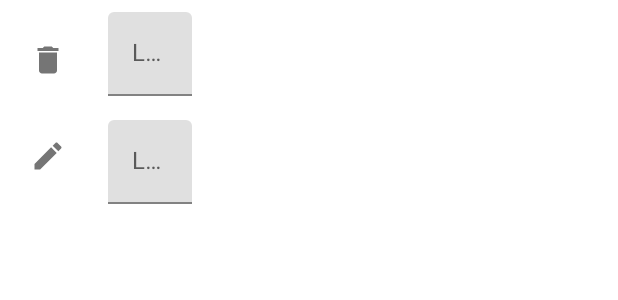
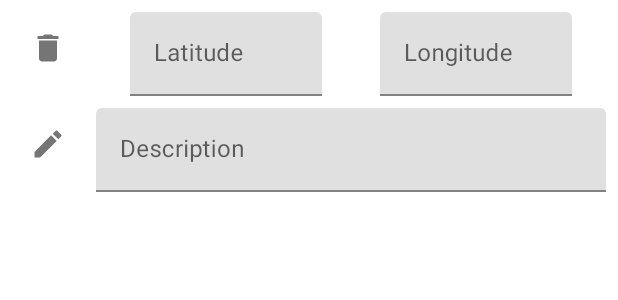
Before and after one commit to NikitaZar/Markers-on-Yandex-Maps, an Android app: the layout card_marker.xml on its own in the app's theme, with its tools: preview values and no code run, on a phone screen of 412 x 824 dp. Shown: the top 300 px of the screen. Run offline under Robolectric (Android 15) with nearby library versions, the phone set to English and light mode, and no system bars.

Commit message:
Add list. Need to designing

```diff
--- a/app/build.gradle
+++ b/app/build.gradle
@@ -52,6 +52,7 @@ android {
         def nav_version = "2.4.0"
         def lifecycle_version = "2.4.1"
         def yandex_maps_version = "4.0.0-lite"
+        def recyclerview_version = "1.2.1"
 
         implementation 'androidx.core:core-ktx:1.7.0'
         implementation 'androidx.appcompat:appcompat:1.4.1'
@@ -60,6 +61,7 @@ android {
         testImplementation 'junit:junit:4.13.2'
         androidTestImplementation 'androidx.test.ext:junit:1.1.3'
         androidTestImplementation 'androidx.test.espresso:espresso-core:3.4.0'
+
 
         implementation("androidx.room:room-ktx:$room_version")
         kapt "androidx.room:room-compiler:$room_version"
@@ -71,5 +73,6 @@ android {
         implementation "androidx.lifecycle:lifecycle-livedata-ktx:$lifecycle_version"
         implementation "com.yandex.android:maps.mobile:$yandex_maps_version"
         implementation 'com.google.android.material:material:1.5.0'
+        implementation "androidx.recyclerview:recyclerview:$recyclerview_version"
     }
 }
--- a/app/src/main/java/ru/maps/markersonyandexmaps/application/GlobalConstants.kt
+++ b/app/src/main/java/ru/maps/markersonyandexmaps/application/GlobalConstants.kt
@@ -3,7 +3,9 @@ package ru.maps.markersonyandexmaps.application
 class GlobalConstants {
     companion object {
         const val KEY_POINT = "point"
+        const val KEY_ID = "markerId"
         const val KEY_LATITUDE = "latitude"
         const val KEY_LONGITUDE = "longitude"
+
     }
 }
--- a/app/src/main/res/layout/card_marker.xml
+++ b/app/src/main/res/layout/card_marker.xml
@@ -1,13 +1,9 @@
 <?xml version="1.0" encoding="utf-8"?>
-<LinearLayout xmlns:android="http://schemas.android.com/apk/res/android"
+<androidx.constraintlayout.widget.ConstraintLayout xmlns:android="http://schemas.android.com/apk/res/android"
     xmlns:app="http://schemas.android.com/apk/res-auto"
     android:layout_width="match_parent"
     android:layout_height="wrap_content"
-    android:gravity="center_vertical">
-
-    <LinearLayout
-        android:layout_width="wrap_content"
-        android:layout_height="wrap_content"
+    android:gravity="clip_vertical"
     android:orientation="vertical">
 
     <com.google.android.material.button.MaterialButton
@@ -16,7 +12,9 @@
         android:layout_width="wrap_content"
         android:layout_height="wrap_content"
         android:layout_margin="@dimen/space2x"
-            app:icon="@drawable/ic_baseline_delete_24" />
+        app:icon="@drawable/ic_baseline_delete_24"
+        app:layout_constraintStart_toStartOf="parent"
+        app:layout_constraintTop_toTopOf="parent" />
 
     <com.google.android.material.button.MaterialButton
         android:id="@+id/bt_edit"
@@ -24,23 +22,23 @@
         android:layout_width="wrap_content"
         android:layout_height="wrap_content"
         android:layout_margin="@dimen/space2x"
-            app:icon="@drawable/ic_baseline_edit_24" />
-    </LinearLayout>
-
-    <LinearLayout
-        android:layout_width="wrap_content"
-        android:layout_height="wrap_content"
-        android:orientation="vertical">
+        app:icon="@drawable/ic_baseline_edit_24"
+        app:layout_constraintBottom_toBottomOf="parent"
+        app:layout_constraintStart_toStartOf="parent"
+        app:layout_constraintTop_toBottomOf="@id/bt_delete" />
 
     <com.google.android.material.textfield.TextInputLayout
         android:id="@+id/latitude"
-            android:layout_width="wrap_content"
+        android:layout_width="@dimen/space32x"
         android:layout_height="wrap_content"
         android:layout_margin="@dimen/space2x"
-            android:hint="@string/latitude">
+        android:hint="@string/latitude"
+        app:layout_constraintStart_toEndOf="@id/bt_delete"
+        app:layout_constraintEnd_toStartOf="@id/longitude"
+        app:layout_constraintTop_toTopOf="parent">
 
         <com.google.android.material.textfield.TextInputEditText
-                android:layout_width="wrap_content"
+            android:layout_width="match_parent"
             android:layout_height="wrap_content"
             android:focusable="false" />
 
@@ -48,28 +46,34 @@
 
     <com.google.android.material.textfield.TextInputLayout
         android:id="@+id/longitude"
-            android:layout_width="wrap_content"
+        android:layout_width="@dimen/space32x"
         android:layout_height="wrap_content"
         android:layout_margin="@dimen/space2x"
-            android:hint="@string/longitude">
+        android:hint="@string/longitude"
+        app:layout_constraintEnd_toEndOf="parent"
+        app:layout_constraintStart_toEndOf="@id/latitude"
+        app:layout_constraintTop_toTopOf="parent">
 
         <com.google.android.material.textfield.TextInputEditText
-                android:layout_width="wrap_content"
+            android:layout_width="match_parent"
             android:layout_height="wrap_content"
             android:focusable="false" />
     </com.google.android.material.textfield.TextInputLayout>
-    </LinearLayout>
 
     <com.google.android.material.textfield.TextInputLayout
         android:id="@+id/description"
-        android:layout_width="@dimen/space80x"
+        android:layout_width="0dp"
         android:layout_height="wrap_content"
-        android:hint="@string/description">
+        android:layout_margin="@dimen/space2x"
+        android:hint="@string/description"
+        app:layout_constraintBottom_toBottomOf="parent"
+        app:layout_constraintEnd_toEndOf="parent"
+        app:layout_constraintStart_toEndOf="@id/bt_edit"
+        app:layout_constraintTop_toBottomOf="@id/latitude">
 
         <com.google.android.material.textfield.TextInputEditText
-            android:layout_width="0dp"
-            android:layout_height="match_parent"
-            android:layout_margin="@dimen/space2x"
+            android:layout_width="match_parent"
+            android:layout_height="wrap_content"
             android:focusable="false" />
     </com.google.android.material.textfield.TextInputLayout>
-</LinearLayout>
+</androidx.constraintlayout.widget.ConstraintLayout>
--- a/app/src/main/res/navigation/nav_main.xml
+++ b/app/src/main/res/navigation/nav_main.xml
@@ -30,5 +30,8 @@
         <action
             android:id="@+id/action_listFragment_to_mapFragment"
             app:popUpTo="@id/mapFragment" />
+        <action
+            android:id="@+id/action_listFragment_to_editFragment"
+            app:destination="@id/editFragment" />
     </fragment>
 </navigation>
--- a/app/src/main/res/values/dimen.xml
+++ b/app/src/main/res/values/dimen.xml
@@ -13,5 +13,6 @@
     <dimen name="space12x">48dp</dimen>
     <dimen name="space16x">64dp</dimen>
     <dimen name="space32x">128dp</dimen>
+    <dimen name="space48x">192dp</dimen>
     <dimen name="space80x">320dp</dimen>
 </resources>
```
Also changed, not shown: app/src/main/java/ru/maps/markersonyandexmaps/model/FeedModel.kt (deleted, +0 -7 lines), app/src/main/java/ru/maps/markersonyandexmaps/ui/EditFragment.kt (+20 -6 lines), app/src/main/java/ru/maps/markersonyandexmaps/ui/ListFragment.kt (+52 -8 lines), app/src/main/java/ru/maps/markersonyandexmaps/ui/MapFragment.kt (+4 -3 lines), app/src/main/java/ru/maps/markersonyandexmaps/viewModel/MarkerViewModel.kt (+18 -19 lines), app/src/main/res/layout/fragment_list.xml (+9 -7 lines). Lines whose indentation alone changed are shown as unchanged.
